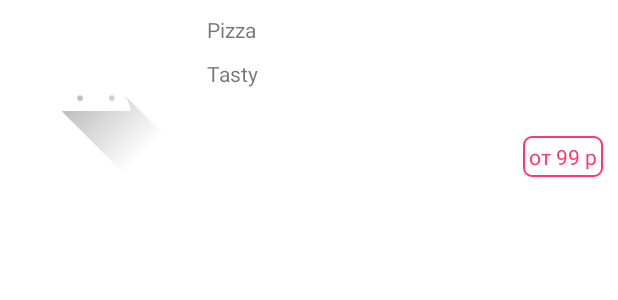
After one commit to iDuckk/Food, an Android app: the layout item_food.xml on its own in the app's theme, with its tools: preview values and no code run, on a phone screen of 412 x 824 dp. The commit adds this screen. Shown: the top 300 px of the screen. Run offline under Robolectric (Android 15) with nearby library versions, the phone set to English and light mode, and no system bars.

Commit message:
Version 6
Room
item_food.xml

```diff
--- a/app/build.gradle
+++ b/app/build.gradle
@@ -53,4 +53,8 @@ dependencies {
     implementation 'com.google.dagger:dagger:2.44'
     kapt  'com.google.dagger:dagger-compiler:2.44'
     implementation "androidx.fragment:fragment:1.5.3"
+    def room_version = "2.4.3"
+    implementation "androidx.room:room-ktx:$room_version"
+    kapt "androidx.room:room-compiler:$room_version"
+    androidTestImplementation "androidx.room:room-testing:$room_version"
 }
--- a/app/src/main/java/com/example/food/domain/model/FoodItem.kt
+++ b/app/src/main/java/com/example/food/domain/model/FoodItem.kt
@@ -1,6 +1,7 @@
 package com.example.food.domain.model
 
 data class FoodItem(
+    val id_db: Int,
     val id: String,
     val img: String,
     val name: String,
--- a/app/src/main/java/com/example/food/domain/repository/FoodRepository.kt
+++ b/app/src/main/java/com/example/food/domain/repository/FoodRepository.kt
@@ -1,8 +1,11 @@
 package com.example.food.domain.repository
 
+import androidx.lifecycle.LiveData
 import com.example.food.domain.model.FoodItem
 
 interface FoodRepository {
 
     suspend fun getItem(name : String) : ArrayList<FoodItem>
+
+    fun getAllDataList() : LiveData<List<FoodItem>>
 }
--- /dev/null
+++ b/app/src/main/res/drawable/border_price_tag.xml
@@ -0,0 +1,6 @@
+<?xml version="1.0" encoding="utf-8"?>
+<shape xmlns:android="http://schemas.android.com/apk/res/android"
+    android:shape="rectangle">
+    <corners android:radius="5sp"/>
+    <stroke android:width="1dip" android:color="@color/background_botNav_clicked"/>
+</shape>
--- /dev/null
+++ b/app/src/main/res/layout/item_food.xml
@@ -0,0 +1,57 @@
+<?xml version="1.0" encoding="utf-8"?>
+<androidx.constraintlayout.widget.ConstraintLayout xmlns:android="http://schemas.android.com/apk/res/android"
+    xmlns:app="http://schemas.android.com/apk/res-auto"
+    xmlns:tools="http://schemas.android.com/tools"
+    android:layout_width="match_parent"
+    android:layout_height="wrap_content">
+
+
+    <ImageView
+        android:id="@+id/im_food"
+        android:layout_width="wrap_content"
+        android:layout_height="wrap_content"
+        android:layout_marginStart="10dp"
+        android:layout_marginTop="10dp"
+        android:layout_marginBottom="10dp"
+        app:layout_constraintBottom_toBottomOf="parent"
+        app:layout_constraintStart_toStartOf="parent"
+        app:layout_constraintTop_toTopOf="parent"
+        app:srcCompat="@drawable/ic_launcher_foreground" />
+
+    <TextView
+        android:id="@+id/tv_name"
+        android:layout_width="wrap_content"
+        android:layout_height="wrap_content"
+        android:layout_marginStart="20dp"
+        tools:text="Pizza"
+        app:layout_constraintBottom_toTopOf="@+id/tv_dsc"
+        app:layout_constraintStart_toEndOf="@+id/im_food"
+        app:layout_constraintTop_toTopOf="@+id/im_food" />
+
+    <TextView
+        android:id="@+id/tv_dsc"
+        android:layout_width="0sp"
+        android:layout_height="0sp"
+        android:layout_marginStart="20dp"
+        android:layout_marginTop="10dp"
+        android:layout_marginEnd="10dp"
+        tools:text="Tasty"
+        app:layout_constraintBottom_toTopOf="@+id/tv_price"
+        app:layout_constraintEnd_toEndOf="parent"
+        app:layout_constraintStart_toEndOf="@+id/im_food"
+        app:layout_constraintTop_toBottomOf="@+id/tv_name" />
+
+    <TextView
+        android:id="@+id/tv_price"
+        android:layout_width="wrap_content"
+        android:layout_height="wrap_content"
+        android:layout_marginTop="10dp"
+        android:layout_marginEnd="10dp"
+        android:background="@drawable/border_price_tag"
+        android:padding="4sp"
+        android:textColor="@color/background_botNav_clicked"
+        tools:text="от 99 р"
+        app:layout_constraintBottom_toBottomOf="@+id/im_food"
+        app:layout_constraintEnd_toEndOf="parent"
+        app:layout_constraintTop_toBottomOf="@+id/tv_dsc" />
+</androidx.constraintlayout.widget.ConstraintLayout>
```
Also changed, not shown: app/src/main/java/com/example/food/data/retrofit/repository/FoodRepositoryImpl.kt (+30 -6 lines), app/src/main/java/com/example/food/data/room/foodDB/FoodDao.kt (added, +21 -0 lines), app/src/main/java/com/example/food/data/room/foodDB/FoodDatabase.kt (added, +38 -0 lines), app/src/main/java/com/example/food/data/room/mapper/FoodMapper.kt (added, +30 -0 lines), app/src/main/java/com/example/food/data/room/model/FoodEntity.kt (added, +16 -0 lines), app/src/main/java/com/example/food/di/DataModule.kt (+11 -7 lines), app/src/main/java/com/example/food/domain/useCases/getLiveData.kt (added, +10 -0 lines), app/src/main/java/com/example/food/presentation/mainFragment/MainFragment.kt (+8 -1 lines), app/src/main/java/com/example/food/presentation/mainFragment/MainFragmentViewModel.kt (+8 -1 lines).
